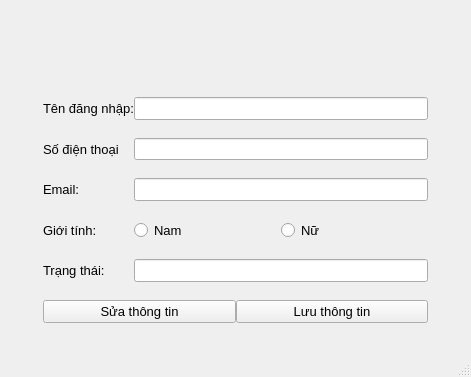
The window that ui/admin/admin.ui (nguyenbphan12001-rimzy/Do-an-cuoi-ki-Nhom8_KTLT) describes before a commit, drawn with Qt 5.
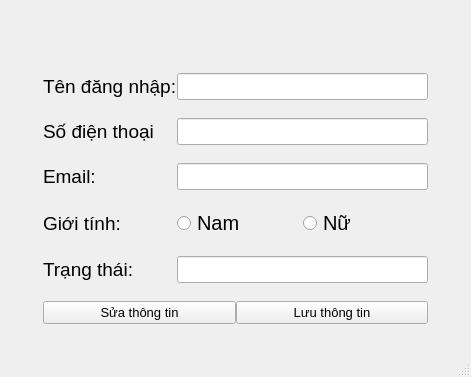
The same window after the commit. Icons and pictures are not drawn.

What changed in the file:
```diff
--- a/ui/admin/admin.ui
+++ b/ui/admin/admin.ui
@@ -39,9 +39,6 @@
       </property>
       <item row="2" column="1">
        <spacer name="verticalSpacer_2">
-        <property name="orientation">
-         <enum>Qt::Vertical</enum>
-        </property>
         <property name="sizeHint" stdset="0">
          <size>
           <width>20</width>
@@ -59,11 +56,8 @@
       </item>
       <item row="1" column="2">
        <spacer name="horizontalSpacer_3">
-        <property name="orientation">
-         <enum>Qt::Horizontal</enum>
-        </property>
         <property name="sizeType">
-         <enum>QSizePolicy::Expanding</enum>
+         <enum>QSizePolicy::Fixed</enum>
         </property>
         <property name="sizeHint" stdset="0">
          <size>
@@ -75,9 +69,6 @@
       </item>
       <item row="1" column="0">
        <spacer name="horizontalSpacer_2">
-        <property name="orientation">
-         <enum>Qt::Horizontal</enum>
-        </property>
         <property name="sizeHint" stdset="0">
          <size>
           <width>20</width>
@@ -88,9 +79,6 @@
       </item>
       <item row="0" column="1">
        <spacer name="verticalSpacer">
-        <property name="orientation">
-         <enum>Qt::Vertical</enum>
-        </property>
         <property name="sizeHint" stdset="0">
          <size>
           <width>10</width>
@@ -126,7 +114,7 @@
             </property>
             <property name="font">
              <font>
-              <pointsize>10</pointsize>
+              <pointsize>15</pointsize>
              </font>
             </property>
             <property name="text">
@@ -144,7 +132,7 @@
             </property>
             <property name="font">
              <font>
-              <pointsize>10</pointsize>
+              <pointsize>15</pointsize>
              </font>
             </property>
             <property name="text">
@@ -162,13 +150,18 @@
             <verstretch>0</verstretch>
            </sizepolicy>
           </property>
+          <property name="font">
+           <font>
+            <pointsize>12</pointsize>
+           </font>
+          </property>
          </widget>
         </item>
         <item row="0" column="0">
          <widget class="QLabel" name="label_10">
           <property name="font">
            <font>
-            <pointsize>10</pointsize>
+            <pointsize>14</pointsize>
            </font>
           </property>
           <property name="text">
@@ -184,13 +177,18 @@
             <verstretch>0</verstretch>
            </sizepolicy>
           </property>
+          <property name="font">
+           <font>
+            <pointsize>12</pointsize>
+           </font>
+          </property>
          </widget>
         </item>
         <item row="3" column="0">
          <widget class="QLabel" name="label_11">
           <property name="font">
            <font>
-            <pointsize>10</pointsize>
+            <pointsize>14</pointsize>
            </font>
           </property>
           <property name="text">
@@ -202,7 +200,7 @@
          <widget class="QLabel" name="label_12">
           <property name="font">
            <font>
-            <pointsize>10</pointsize>
+            <pointsize>14</pointsize>
            </font>
           </property>
           <property name="text">
@@ -218,6 +216,11 @@
             <verstretch>0</verstretch>
            </sizepolicy>
           </property>
+          <property name="font">
+           <font>
+            <pointsize>12</pointsize>
+           </font>
+          </property>
           <property name="styleSheet">
            <string notr="true"/>
           </property>
@@ -227,7 +230,7 @@
          <widget class="QLabel" name="label_9">
           <property name="font">
            <font>
-            <pointsize>10</pointsize>
+            <pointsize>14</pointsize>
            </font>
           </property>
           <property name="text">
@@ -239,7 +242,7 @@
          <widget class="QLabel" name="label_8">
           <property name="font">
            <font>
-            <pointsize>10</pointsize>
+            <pointsize>14</pointsize>
            </font>
           </property>
           <property name="text">
@@ -255,6 +258,11 @@
             <verstretch>0</verstretch>
            </sizepolicy>
           </property>
+          <property name="font">
+           <font>
+            <pointsize>12</pointsize>
+           </font>
+          </property>
          </widget>
         </item>
         <item row="5" column="0" colspan="3">
```
